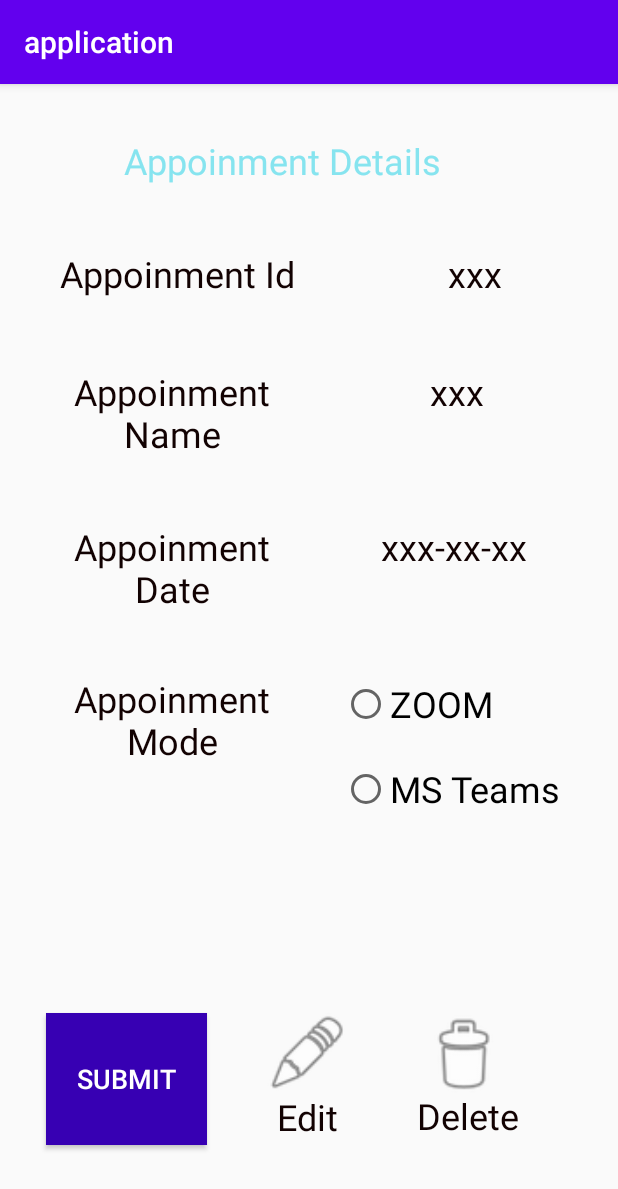
After one commit to TeamScoud/UsingStrings, an Android app: the SecondActivity screen opened directly, with no data from a screen before it, on a phone screen of 412 x 824 dp. The commit adds this screen. Shown: the top 1189 px of the screen. Run offline under Robolectric (Android 15) with nearby library versions, the phone set to English and light mode, and no system bars.

Commit message:
Appoinment first part is finished...

```diff
--- a/app/src/main/AndroidManifest.xml
+++ b/app/src/main/AndroidManifest.xml
@@ -9,6 +9,7 @@
         android:roundIcon="@mipmap/ic_launcher_round"
         android:supportsRtl="true"
         android:theme="@style/AppTheme">
+        <activity android:name=".SecondActivity"></activity>
         <activity android:name=".MainActivity">
             <intent-filter>
                 <action android:name="android.intent.action.MAIN" />
--- a/app/src/main/java/application/example/application/MainActivity.java
+++ b/app/src/main/java/application/example/application/MainActivity.java
@@ -2,7 +2,13 @@ package application.example.application;
 
 import androidx.appcompat.app.AppCompatActivity;
 
+import android.content.Context;
+import android.content.Intent;
 import android.os.Bundle;
+import android.view.Gravity;
+import android.view.View;
+import android.widget.Button;
+import android.widget.Toast;
 
 public class MainActivity extends AppCompatActivity {
 
@@ -10,5 +16,24 @@ public class MainActivity extends AppCompatActivity {
     protected void onCreate(Bundle savedInstanceState) {
         super.onCreate(savedInstanceState);
         setContentView(R.layout.activity_main);
+        Button button = (Button) findViewById(R.id.button);
+
+        //creating toast object
+        Context context = getApplicationContext();
+        CharSequence message = "You Just clicked GO Button";
+        int duration = Toast.LENGTH_SHORT;
+        Toast toast1 = Toast.makeText(context,message,duration);
+        toast1.show();
+        toast1.setGravity(Gravity.TOP| Gravity.LEFT,0,0);
+
+        button.setOnClickListener(new View.OnClickListener() {
+            @Override
+            public void onClick(View view) {
+                Intent intent = new Intent(MainActivity.this,SecondActivity.class);
+                startActivity(intent);
+            }
+        });
+
+
     }
 }
--- /dev/null
+++ b/app/src/main/java/application/example/application/SecondActivity.java
@@ -0,0 +1,16 @@
+package application.example.application;
+
+import androidx.appcompat.app.AppCompatActivity;
+
+import android.os.Bundle;
+import android.widget.Button;
+
+public class SecondActivity extends AppCompatActivity {
+
+    @Override
+    protected void onCreate(Bundle savedInstanceState) {
+        super.onCreate(savedInstanceState);
+        setContentView(R.layout.activity_second);
+
+    }
+}
--- /dev/null
+++ b/app/src/main/res/layout/activity_second.xml
@@ -0,0 +1,223 @@
+<?xml version="1.0" encoding="utf-8"?>
+<androidx.constraintlayout.widget.ConstraintLayout xmlns:android="http://schemas.android.com/apk/res/android"
+    xmlns:app="http://schemas.android.com/apk/res-auto"
+    xmlns:tools="http://schemas.android.com/tools"
+    android:layout_width="match_parent"
+    android:layout_height="match_parent"
+    tools:context=".SecondActivity">
+
+    <TextView
+        android:id="@+id/textView7"
+        android:layout_width="158dp"
+        android:layout_height="37dp"
+        android:text="Appoinment Id"
+        android:textAlignment="center"
+        android:textColor="#120202"
+        android:textSize="24sp"
+        app:layout_constraintBottom_toBottomOf="parent"
+        app:layout_constraintEnd_toEndOf="parent"
+        app:layout_constraintHorizontal_bias="0.156"
+        app:layout_constraintStart_toStartOf="parent"
+        app:layout_constraintTop_toTopOf="parent"
+        app:layout_constraintVertical_bias="0.151" />
+
+    <TextView
+        android:id="@+id/textView9"
+        android:layout_width="150dp"
+        android:layout_height="64dp"
+        android:text="Appoinment Name"
+        android:textAlignment="center"
+        android:textColor="#120202"
+        android:textSize="24sp"
+        app:layout_constraintBottom_toBottomOf="parent"
+        app:layout_constraintEnd_toEndOf="parent"
+        app:layout_constraintHorizontal_bias="0.153"
+        app:layout_constraintStart_toStartOf="parent"
+        app:layout_constraintTop_toTopOf="parent"
+        app:layout_constraintVertical_bias="0.268" />
+
+    <TextView
+        android:id="@+id/textView11"
+        android:layout_width="150dp"
+        android:layout_height="64dp"
+        android:text="Appoinment Date"
+        android:textAlignment="center"
+        android:textColor="#120202"
+        android:textSize="24sp"
+        app:layout_constraintBottom_toBottomOf="parent"
+        app:layout_constraintEnd_toEndOf="parent"
+        app:layout_constraintHorizontal_bias="0.153"
+        app:layout_constraintStart_toStartOf="parent"
+        app:layout_constraintTop_toTopOf="parent"
+        app:layout_constraintVertical_bias="0.415" />
+
+    <TextView
+        android:id="@+id/textView13"
+        android:layout_width="150dp"
+        android:layout_height="64dp"
+        android:text="Appoinment Mode"
+        android:textAlignment="center"
+        android:textColor="#120202"
+        android:textSize="24sp"
+        app:layout_constraintBottom_toBottomOf="parent"
+        app:layout_constraintEnd_toEndOf="parent"
+        app:layout_constraintHorizontal_bias="0.153"
+        app:layout_constraintStart_toStartOf="parent"
+        app:layout_constraintTop_toTopOf="parent"
+        app:layout_constraintVertical_bias="0.559" />
+
+    <TextView
+        android:id="@+id/textView12"
+        android:layout_width="150dp"
+        android:layout_height="64dp"
+        android:text="xxx-xx-xx"
+        android:textAlignment="center"
+        android:textColor="#120202"
+        android:textSize="24sp"
+        app:layout_constraintBottom_toBottomOf="parent"
+        app:layout_constraintEnd_toEndOf="parent"
+        app:layout_constraintHorizontal_bias="0.869"
+        app:layout_constraintStart_toStartOf="parent"
+        app:layout_constraintTop_toTopOf="parent"
+        app:layout_constraintVertical_bias="0.415" />
+
+    <TextView
+        android:id="@+id/textView10"
+        android:layout_width="154dp"
+        android:layout_height="62dp"
+        android:text="xxx"
+        android:textAlignment="center"
+        android:textColor="#120202"
+        android:textSize="24sp"
+        app:layout_constraintBottom_toBottomOf="parent"
+        app:layout_constraintEnd_toEndOf="parent"
+        app:layout_constraintHorizontal_bias="0.883"
+        app:layout_constraintStart_toStartOf="parent"
+        app:layout_constraintTop_toTopOf="parent"
+        app:layout_constraintVertical_bias="0.267" />
+
+    <TextView
+        android:id="@+id/textView8"
+        android:layout_width="158dp"
+        android:layout_height="37dp"
+        android:text="xxx"
+        android:textAlignment="center"
+        android:textColor="#120202"
+        android:textSize="24sp"
+        app:layout_constraintBottom_toBottomOf="parent"
+        app:layout_constraintEnd_toEndOf="parent"
+        app:layout_constraintHorizontal_bias="0.936"
+        app:layout_constraintStart_toStartOf="parent"
+        app:layout_constraintTop_toTopOf="parent"
+        app:layout_constraintVertical_bias="0.151" />
+
+    <TextView
+        android:id="@+id/textView3"
+        android:layout_width="140dp"
+        android:layout_height="42dp"
+        android:text="Edit"
+        android:textAlignment="gravity"
+        android:textColor="#120202"
+        android:textSize="24sp"
+        app:layout_constraintBottom_toBottomOf="parent"
+        app:layout_constraintEnd_toEndOf="parent"
+        app:layout_constraintHorizontal_bias="0.679"
+        app:layout_constraintStart_toStartOf="parent"
+        app:layout_constraintTop_toTopOf="parent"
+        app:layout_constraintVertical_bias="0.926" />
+
+    <TextView
+        android:id="@+id/textView14"
+        android:layout_width="140dp"
+        android:layout_height="42dp"
+        android:text=" Delete"
+        android:textAlignment="gravity"
+        android:textColor="#120202"
+        android:textSize="24sp"
+        app:layout_constraintBottom_toBottomOf="parent"
+        app:layout_constraintEnd_toEndOf="parent"
+        app:layout_constraintHorizontal_bias="1.0"
+        app:layout_constraintStart_toStartOf="parent"
+        app:layout_constraintTop_toTopOf="parent"
+        app:layout_constraintVertical_bias="0.925" />
+
+    <RadioButton
+        android:id="@+id/radioButton"
+        android:layout_width="154dp"
+        android:layout_height="41dp"
+        android:text="ZOOM"
+        android:textSize="24sp"
+        app:layout_constraintBottom_toBottomOf="parent"
+        app:layout_constraintEnd_toEndOf="parent"
+        app:layout_constraintHorizontal_bias="0.883"
+        app:layout_constraintStart_toStartOf="parent"
+        app:layout_constraintTop_toTopOf="parent"
+        app:layout_constraintVertical_bias="0.54" />
+
+    <RadioButton
+        android:id="@+id/radioButton2"
+        android:layout_width="154dp"
+        android:layout_height="41dp"
+        android:text="MS Teams"
+        android:textSize="24sp"
+        app:layout_constraintBottom_toBottomOf="parent"
+        app:layout_constraintEnd_toEndOf="parent"
+        app:layout_constraintHorizontal_bias="0.883"
+        app:layout_constraintStart_toStartOf="parent"
+        app:layout_constraintTop_toTopOf="parent"
+        app:layout_constraintVertical_bias="0.618" />
+
+    <TextView
+        android:id="@+id/textView15"
+        android:layout_width="266dp"
+        android:layout_height="61dp"
+        android:text="Appoinment Details"
+        android:textColor="#86E4EF"
+        android:textSize="24sp"
+        app:layout_constraintBottom_toBottomOf="parent"
+        app:layout_constraintEnd_toEndOf="parent"
+        app:layout_constraintHorizontal_bias="0.564"
+        app:layout_constraintStart_toStartOf="parent"
+        app:layout_constraintTop_toTopOf="parent"
+        app:layout_constraintVertical_bias="0.049" />
+
+    <Button
+        android:id="@+id/button3"
+        android:layout_width="107dp"
+        android:layout_height="88dp"
+        android:background="@color/colorPrimaryDark"
+        android:text="submit"
+        android:textColor="#FFFFFF"
+        android:textSize="18sp"
+        app:layout_constraintBottom_toBottomOf="parent"
+        app:layout_constraintEnd_toEndOf="parent"
+        app:layout_constraintHorizontal_bias="0.101"
+        app:layout_constraintStart_toStartOf="parent"
+        app:layout_constraintTop_toTopOf="parent"
+        app:layout_constraintVertical_bias="0.911" />
+
+    <ImageView
+        android:id="@+id/imageView6"
+        android:layout_width="66dp"
+        android:layout_height="56dp"
+        app:layout_constraintBottom_toBottomOf="parent"
+        app:layout_constraintEnd_toEndOf="parent"
+        app:layout_constraintHorizontal_bias="0.498"
+        app:layout_constraintStart_toStartOf="parent"
+        app:layout_constraintTop_toTopOf="parent"
+        app:layout_constraintVertical_bias="0.868"
+        app:srcCompat="@android:drawable/ic_menu_edit" />
+
+    <ImageView
+        android:id="@+id/imageView7"
+        android:layout_width="95dp"
+        android:layout_height="59dp"
+        app:layout_constraintBottom_toBottomOf="parent"
+        app:layout_constraintEnd_toEndOf="parent"
+        app:layout_constraintHorizontal_bias="0.825"
+        app:layout_constraintStart_toStartOf="parent"
+        app:layout_constraintTop_toTopOf="parent"
+        app:layout_constraintVertical_bias="0.872"
+        app:srcCompat="@android:drawable/ic_menu_delete" />
+
+</androidx.constraintlayout.widget.ConstraintLayout>
```
